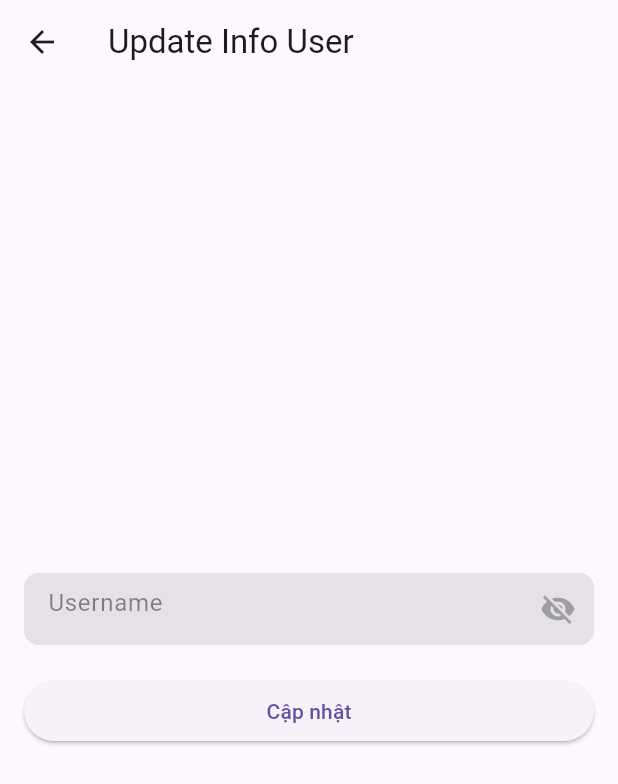
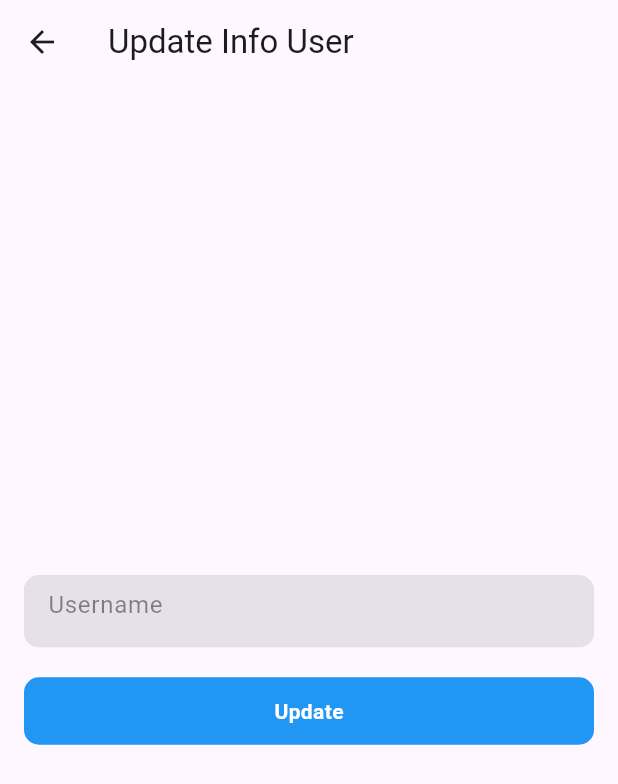
Before and after one commit to phuc-nguy3n/ChatAI-flutter, a Flutter app: the SettingPage screen opened by its route, on a phone screen of 412 x 824 dp. Shown: the top 784 px of the screen. Run offline on Flutter 3.47's test engine with Material 3 defaults, Android fonts, the phone set to English and light mode, and no system bars; our stand-ins replace cloud_firestore, firebase_auth, firebase_core, fluttertoast, get; accounts and stored records are empty.

Commit message:
Updating user name

```diff
--- a/lib/features/user_auth/presentation/pages/setting_page.dart
+++ b/lib/features/user_auth/presentation/pages/setting_page.dart
@@ -1,5 +1,9 @@
 import 'package:flutter/material.dart';
+import 'package:flutter_application_1/features/repositories/firebase_repository.dart';
 import 'package:flutter_application_1/features/user_auth/presentation/widgets/form_container_widget.dart';
+import 'package:flutter_application_1/global/common/toast.dart';
+import 'package:flutter_application_1/global/provider/user_provider.dart';
+import 'package:get/get.dart';
 
 class SettingPage extends StatefulWidget {
   const SettingPage({super.key});
@@ -9,6 +13,19 @@ class SettingPage extends StatefulWidget {
 }
 
 class _SettingPageState extends State<SettingPage> {
+  bool _isUpdating = false;
+
+  final TextEditingController _userNameController = TextEditingController();
+  final UserController _userController = Get.find<UserController>();
+  final FirebaseRepository _firebaseRepository = FirebaseRepository();
+
+  @override
+  void dispose() {
+    _userNameController.dispose();
+
+    super.dispose();
+  }
+
   @override
   Widget build(BuildContext context) {
     return Scaffold(
@@ -18,16 +35,36 @@ class _SettingPageState extends State<SettingPage> {
         child: Column(
           mainAxisAlignment: MainAxisAlignment.center,
           children: [
-            const FormContainerWidget(
+            FormContainerWidget(
+              controller: _userNameController,
               hintText: "Username",
-              isPasswordField: true,
+              isPasswordField: false,
             ),
             const SizedBox(height: 20),
-            SizedBox(
-              width: double.infinity,
-              child: ElevatedButton(
-                onPressed: () {},
-                child: const Text("Cập nhật"),
+            GestureDetector(
+              onTap: () {
+                _updateUserName();
+              },
+              child: Container(
+                width: double.infinity,
+                height: 45,
+                decoration: BoxDecoration(
+                  color: Colors.blue,
+                  borderRadius: BorderRadius.circular(10),
+                ),
+                child: Center(
+                  child: _isUpdating
+                      ? const CircularProgressIndicator(
+                          color: Colors.white,
+                        )
+                      : const Text(
+                          "Update",
+                          style: TextStyle(
+                            color: Colors.white,
+                            fontWeight: FontWeight.bold,
+                          ),
+                        ),
+                ),
               ),
             ),
           ],
@@ -35,4 +72,23 @@ class _SettingPageState extends State<SettingPage> {
       ),
     );
   }
+
+  void _updateUserName() async {
+    String uid = _userController.user.value!.id;
+    String username = _userNameController.text;
+
+    if (username == '') {
+      showToast(message: "Please enter your name");
+    } else {
+      setState(() {
+        _isUpdating = true;
+      });
+      await _firebaseRepository.updateUserName(uid, username);
+      setState(() {
+        _isUpdating = false;
+      });
+      // ignore: use_build_context_synchronously
+      Navigator.pushReplacementNamed(context, "/home");
+    }
+  }
 }
```
